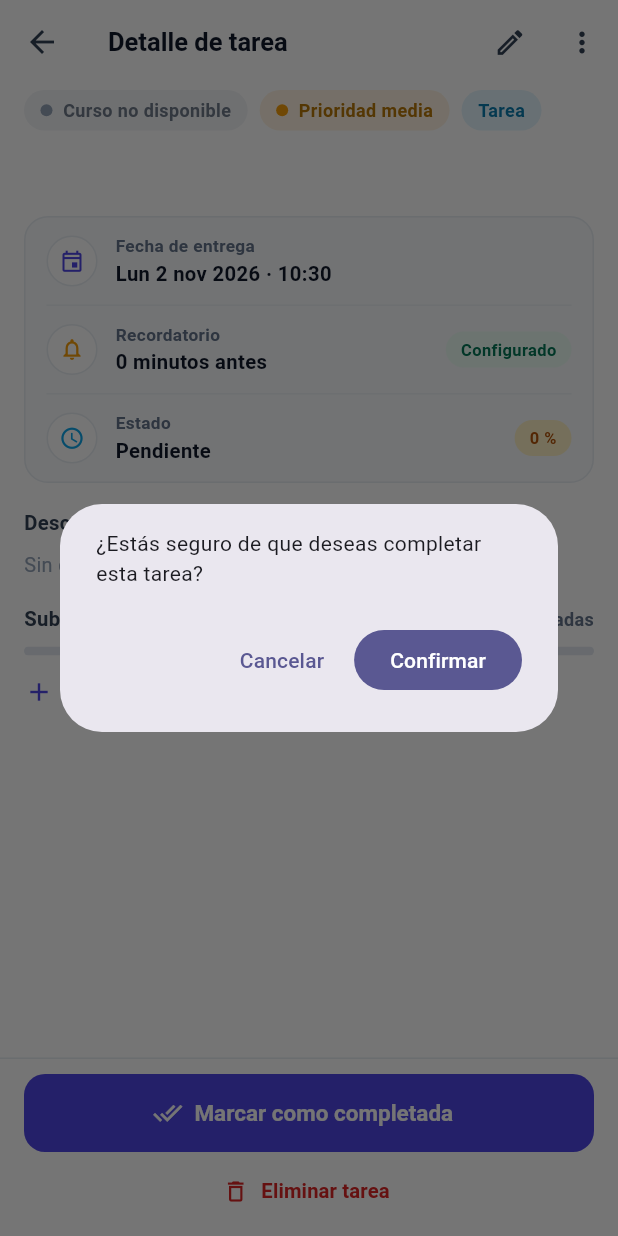
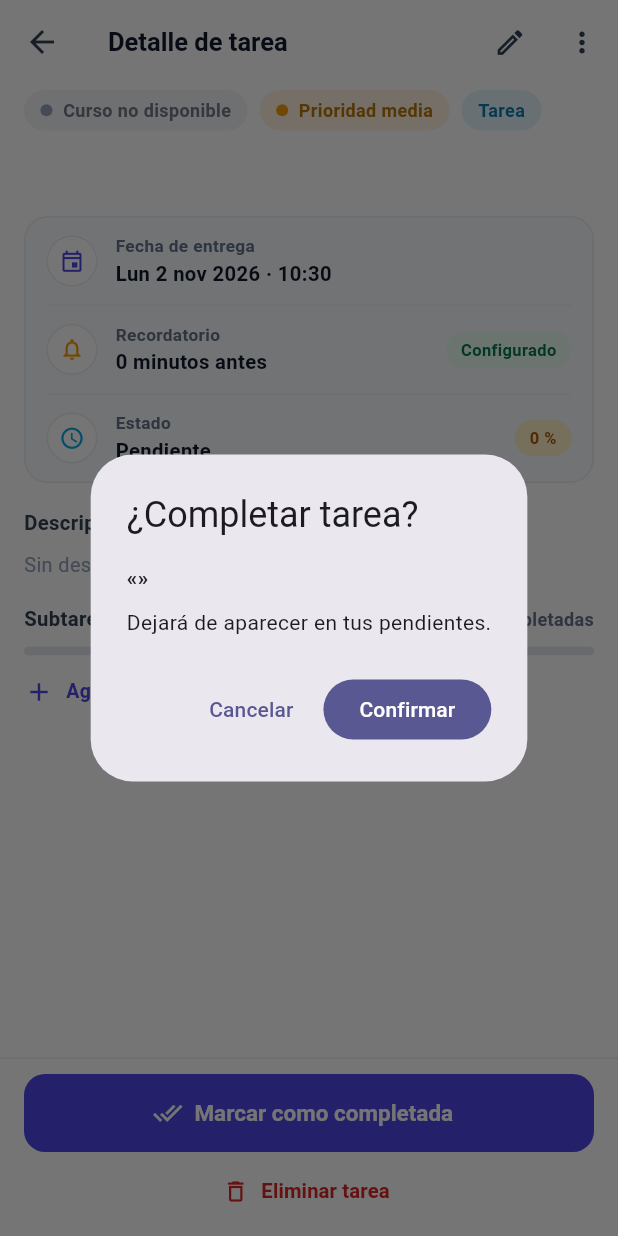
Before and after one commit to jjemd101191/pdm2026e-equipo-05-unitasks, a Flutter app: the TaskDetailScreen screen opened directly with empty values, after a tap on "Marcar como completada", on a phone screen of 412 x 824 dp. Run offline on Flutter 3.47's test engine with Material 3 defaults, Android fonts, the phone set to English and light mode, and no system bars; our stand-ins replace drift, drift_flutter, flutter_riverpod, hive_ce_flutter; accounts and stored records are empty; generated files the repository leaves out were written again.

Commit message:
fix(ui): unificar la confirmación de estado (revisión del PR #22) (#23)
* fix(ui): unificar la confirmación de estado de las tareas

Extrae el diálogo duplicado de Inicio y del detalle a
lib/widgets/confirmacion_estado.dart. El diálogo ahora muestra el nombre de
la tarea y avisa qué pasará con sus subtareas. Agrega pruebas del helper y
actualiza las expectativas de las pruebas existentes.

Co-Authored-By: Claude Code <noreply@anthropic.com>

* docs: ordenar la bitácora y actualizar el conteo de pruebas

Mueve las entradas del 1 de noviembre al inicio con el formato de la tabla,
corrige el enlace del PR #20 y registra la corrección de la revisión del
PR #22. README: 76 pruebas automatizadas.

Co-Authored-By: Claude Code <noreply@anthropic.com>

* docs: enlazar el PR #23 en la bitácora

Co-Authored-By: Claude Code <noreply@anthropic.com>

---------

Co-authored-by: Claude Code <noreply@anthropic.com>

```diff
--- a/Proyecto final/lib/screens/task_detail_screen.dart
+++ b/Proyecto final/lib/screens/task_detail_screen.dart
@@ -6,6 +6,7 @@ import '../models/task.dart';
 import '../theme.dart';
 import '../utils/fechas.dart';
 import '../utils/id.dart';
+import '../widgets/confirmacion_estado.dart';
 import '../widgets/info_chip.dart';
 import '../widgets/primary_button.dart';
 import 'task_form_screen.dart';
@@ -62,27 +63,13 @@ class _TaskDetailScreenState extends State<TaskDetailScreen> {
   }
 
   Future<void> _alternarCompletada() async {
-    final confirmar = await showDialog<bool>(
-      context: context,
-      builder: (contexto) => AlertDialog(
-        content: Text(
-          _tarea.completada
-              ? '¿Estás seguro de que deseas volver a marcarla como pendiente?'
-              : '¿Estás seguro de que deseas completar esta tarea?',
-        ),
-        actions: [
-          TextButton(
-            onPressed: () => Navigator.pop(contexto, false),
-            child: const Text('Cancelar'),
-          ),
-          FilledButton(
-            onPressed: () => Navigator.pop(contexto, true),
-            child: const Text('Confirmar'),
-          ),
-        ],
-      ),
+    final confirmar = await confirmarCambioEstado(
+      context,
+      completada: _tarea.completada,
+      tituloTarea: _tarea.titulo,
+      subtareas: _tarea.subtareas.length,
     );
-    if (!mounted || confirmar != true) return;
+    if (!mounted || !confirmar) return;
 
     final nueva = _tarea.alternarCompletada();
     final guardada = await _guardar(nueva);
--- /dev/null
+++ b/Proyecto final/lib/widgets/confirmacion_estado.dart
@@ -0,0 +1,63 @@
+import 'package:flutter/material.dart';
+
+/// Pregunta antes de completar o reabrir una tarea.
+///
+/// La usan Inicio y el detalle de tarea para que el texto y las consecuencias
+/// se expliquen igual en ambas pantallas. Devuelve `true` solo si la persona
+/// pulsa «Confirmar»; cerrar el diálogo equivale a cancelar.
+Future<bool> confirmarCambioEstado(
+  BuildContext context, {
+  required bool completada,
+  required String tituloTarea,
+  int subtareas = 0,
+}) async {
+  final confirmado = await showDialog<bool>(
+    context: context,
+    builder: (contexto) => AlertDialog(
+      title: Text(completada ? '¿Reabrir tarea?' : '¿Completar tarea?'),
+      content: Column(
+        mainAxisSize: MainAxisSize.min,
+        crossAxisAlignment: CrossAxisAlignment.start,
+        children: [
+          Text(
+            '«$tituloTarea»',
+            style: const TextStyle(fontWeight: FontWeight.w700),
+          ),
+          const SizedBox(height: 10),
+          Text(_consecuencia(completada: completada, subtareas: subtareas)),
+        ],
+      ),
+      actions: [
+        TextButton(
+          onPressed: () => Navigator.pop(contexto, false),
+          child: const Text('Cancelar'),
+        ),
+        FilledButton(
+          onPressed: () => Navigator.pop(contexto, true),
+          child: const Text('Confirmar'),
+        ),
+      ],
+    ),
+  );
+  return confirmado ?? false;
+}
+
+/// Explica qué pasará con la tarea y sus subtareas.
+String _consecuencia({required bool completada, required int subtareas}) {
+  if (!completada) {
+    if (subtareas == 0) return 'Dejará de aparecer en tus pendientes.';
+    if (subtareas == 1) {
+      return 'Dejará de aparecer en tus pendientes y su subtarea se marcará '
+          'como completada.';
+    }
+    return 'Dejará de aparecer en tus pendientes y sus $subtareas subtareas se '
+        'marcarán como completadas.';
+  }
+  if (subtareas == 0) return 'Volverá a estar en progreso.';
+  if (subtareas == 1) {
+    return 'Volverá a estar en progreso. Su subtarea seguirá marcada como '
+        'completada.';
+  }
+  return 'Volverá a estar en progreso. Sus $subtareas subtareas seguirán '
+      'marcadas como completadas.';
+}
```
Also changed, not shown: Proyecto final/lib/screens/task_list_screen.dart (+7 -20 lines), 6 other files.
